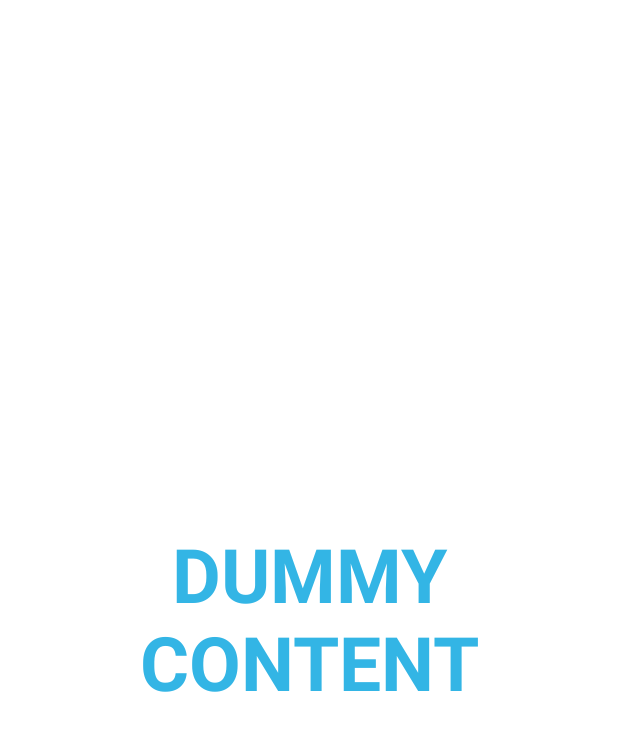
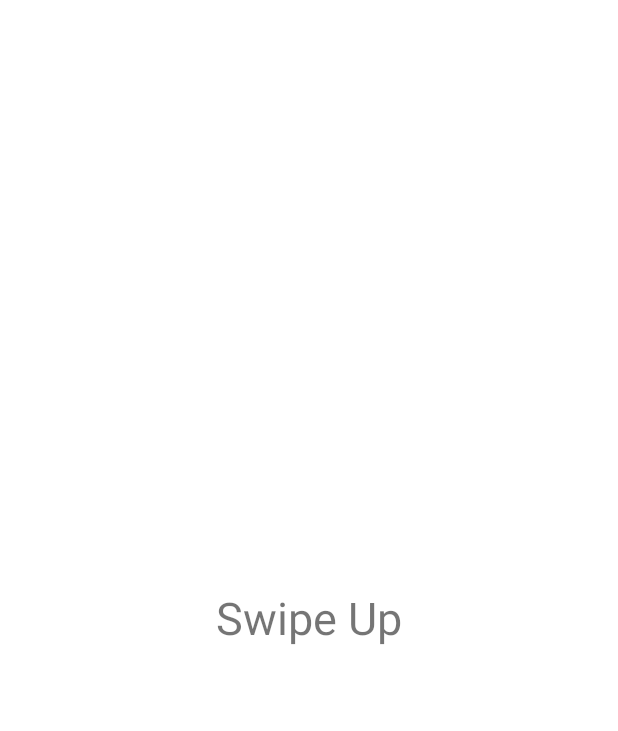
Before and after one commit to kritinelavelli/Swipe-Application, an Android app: the screen it shows after launch (FullscreenActivity), on a phone screen of 412 x 824 dp. Shown: the top 731 px of the screen. Run offline under Robolectric (Android 15) with nearby library versions, the phone set to English and light mode, and no system bars.

Commit message:
updated swipe animation

```diff
--- a/app/src/main/java/com/kritinelavelli/swipeapplication/FullscreenActivity.java
+++ b/app/src/main/java/com/kritinelavelli/swipeapplication/FullscreenActivity.java
@@ -1,10 +1,12 @@
 package com.kritinelavelli.swipeapplication;
 
 import android.annotation.SuppressLint;
+import android.graphics.Color;
 import android.support.v7.app.ActionBar;
 import android.support.v7.app.AppCompatActivity;
 import android.os.Bundle;
 import android.os.Handler;
+import android.util.DisplayMetrics;
 import android.view.MotionEvent;
 import android.view.View;
 import android.view.ViewGroup;
@@ -13,6 +15,9 @@ import android.widget.TextView;
 import java.security.Timestamp;
 import java.util.ArrayList;
 import java.util.List;
+
+import static android.graphics.Color.argb;
+import static android.util.TypedValue.COMPLEX_UNIT_PX;
 
 /**
  * An example full-screen activity that shows and hides the system UI (i.e.
@@ -39,6 +44,7 @@ public class FullscreenActivity extends AppCompatActivity {
 
     private View mContentView;
     private View mControlsView;
+    private View mfullscreen;
     private boolean mVisible;
     private class coordinates {
         float x;
@@ -50,10 +56,14 @@ public class FullscreenActivity extends AppCompatActivity {
     }
     private class swipe{
         public Long t;
+        public coordinates start;
+        public int width;
+        public int height;
         public List<coordinates> c;
         public int user;
     }
     swipe s;
+    float size;
     @Override
     protected void onCreate(Bundle savedInstanceState) {
         super.onCreate(savedInstanceState);
@@ -63,23 +73,24 @@ public class FullscreenActivity extends AppCompatActivity {
         mVisible = true;
         mControlsView = findViewById(R.id.fullscreen_content_controls);
         mContentView = findViewById(R.id.fullscreen_content);
+        mfullscreen = findViewById(R.id.fullscreen);
         ActionBar actionBar = getSupportActionBar();
         if (actionBar != null) {
             actionBar.hide();
         }
         mControlsView.setVisibility(View.GONE);
-        mControlsView.setSystemUiVisibility(View.SYSTEM_UI_FLAG_LOW_PROFILE
+
+        mfullscreen.setSystemUiVisibility(View.SYSTEM_UI_FLAG_LOW_PROFILE
                 | View.SYSTEM_UI_FLAG_FULLSCREEN
                 | View.SYSTEM_UI_FLAG_LAYOUT_STABLE
                 | View.SYSTEM_UI_FLAG_IMMERSIVE_STICKY
                 | View.SYSTEM_UI_FLAG_LAYOUT_HIDE_NAVIGATION
                 | View.SYSTEM_UI_FLAG_HIDE_NAVIGATION);
-        mContentView.setSystemUiVisibility(View.SYSTEM_UI_FLAG_LOW_PROFILE
-                | View.SYSTEM_UI_FLAG_FULLSCREEN
-                | View.SYSTEM_UI_FLAG_LAYOUT_STABLE
-                | View.SYSTEM_UI_FLAG_IMMERSIVE_STICKY
-                | View.SYSTEM_UI_FLAG_LAYOUT_HIDE_NAVIGATION
-                | View.SYSTEM_UI_FLAG_HIDE_NAVIGATION);
+//        mControlsView.setSystemUiVisibility(View.SYSTEM_UI_FLAG_LOW_PROFILE
+//                | View.SYSTEM_UI_FLAG_FULLSCREEN
+//                | View.SYSTEM_UI_FLAG_LAYOUT_STABLE
+//                | View.SYSTEM_UI_FLAG_LAYOUT_HIDE_NAVIGATION
+//                | View.SYSTEM_UI_FLAG_HIDE_NAVIGATION);
 
         // Set up the user interaction to manually show or hide the system UI.
         mContentView.setOnTouchListener(myOnTouchListener());
@@ -88,8 +99,15 @@ public class FullscreenActivity extends AppCompatActivity {
         // operations to prevent the jarring behavior of controls going away
         // while interacting with the UI.
         //findViewById(R.id.dummy_button).setOnTouchListener(mDelayHideTouchListener);
+
         s = new swipe();
         s.c = new ArrayList<coordinates>();
+        DisplayMetrics displayMetrics = new DisplayMetrics();
+        getWindowManager().getDefaultDisplay().getMetrics(displayMetrics);
+        s.height = displayMetrics.heightPixels;
+        s.width = displayMetrics.widthPixels;
+        TextView v = ((TextView)findViewById(R.id.text));
+        size = v.getTextSize();
     }
     private View.OnTouchListener myOnTouchListener() {
         return new View.OnTouchListener() {
@@ -102,18 +120,29 @@ public class FullscreenActivity extends AppCompatActivity {
                 switch (event.getAction() & MotionEvent.ACTION_MASK) {
                     case MotionEvent.ACTION_DOWN:
                         s.t = System.currentTimeMillis()/1000;
-                        s.c.add(new coordinates(x,y));
+                        s.start = new coordinates(x,y);
+//                        s.c.add(new coordinates(x,y));
                         break;
                     case MotionEvent.ACTION_MOVE:
                         s.c.add(new coordinates(x,y));
                         break;
+                    case MotionEvent.ACTION_CANCEL:
                     case MotionEvent.ACTION_UP:
-                        view.setVisibility(View.GONE);
-                        mControlsView.setVisibility(View.VISIBLE);
+                        if (y <= s.start.y) {
+                            view.setVisibility(View.GONE);
+                            mControlsView.setVisibility(View.VISIBLE);
+                        }
                         return true;
                 }
-                TextView v = ((TextView)view);
-                v.setText(""+x);
+                TextView v = ((TextView)findViewById(R.id.text));
+                float m = 3/(4*s.start.y);
+                float newsize = size*m*(y+(1/3));
+                if (y <= s.start.y) {
+                    v.setTextSize(COMPLEX_UNIT_PX, newsize);
+                    v.setAlpha(1f*m*(y+(1/3)));
+                }
+
+                v.setText(""+size*y/s.start.y);
                 return true;
             }
         };
--- a/app/src/main/res/layout/activity_fullscreen.xml
+++ b/app/src/main/res/layout/activity_fullscreen.xml
@@ -1,5 +1,6 @@
 <FrameLayout xmlns:android="http://schemas.android.com/apk/res/android"
     xmlns:tools="http://schemas.android.com/tools"
+    android:id="@+id/fullscreen"
     android:layout_width="match_parent"
     android:layout_height="match_parent"
     android:background="#ffffff"
@@ -8,45 +9,50 @@
     <!-- The primary full-screen view. This can be replaced with whatever view
          is needed to present your content, e.g. VideoView, SurfaceView,
          TextureView, etc. -->
-    <TextView android:id="@+id/fullscreen_content"
+    <RelativeLayout
+        android:id="@+id/fullscreen_content"
         android:layout_width="match_parent"
-        android:layout_height="match_parent"
-        android:keepScreenOn="true"
-        android:textColor="#33b5e5"
-        android:textStyle="bold"
-        android:textSize="50sp"
-        android:gravity="center"
-        android:text="@string/dummy_content" />
+        android:layout_height="match_parent">
 
-    <!-- This FrameLayout insets its children based on system windows using
-         android:fitsSystemWindows. -->
-    <FrameLayout android:layout_width="match_parent"
-        android:layout_height="match_parent"
-        android:fitsSystemWindows="true">
+        <TextView
+            android:id="@+id/text"
+            android:layout_width="match_parent"
+            android:layout_height="wrap_content"
+            android:layout_centerVertical="true"
+            android:padding="15sp"
+            android:text="@string/swipe_text"
+            android:textAlignment="center"
+            android:textSize="30sp" />
+    </RelativeLayout>
 
-        <LinearLayout android:id="@+id/fullscreen_content_controls"
+    <LinearLayout
+            android:id="@+id/fullscreen_content_controls"
             style="?metaButtonBarStyle"
             android:layout_width="match_parent"
-            android:layout_height="wrap_content"
+            android:layout_height="match_parent"
             android:layout_gravity="bottom|center_horizontal"
             android:background="@color/black_overlay"
             android:orientation="horizontal"
             tools:ignore="UselessParent">
 
-            <Button android:id="@+id/dummy_button"
+            <Button
+                android:id="@+id/dummy_button"
                 style="?metaButtonBarButtonStyle"
-                android:layout_width="0dp"
-                android:layout_height="wrap_content"
+                android:layout_height="match_parent"
+                android:layout_width="wrap_content"
+                android:layout_gravity="fill"
                 android:layout_weight="1"
-                android:text="@string/dummy_button" />
-            <Button android:id="@+id/dummy_button2"
+                android:text="@string/left_button" />
+
+            <Button
+                android:id="@+id/dummy_button2"
                 style="?metaButtonBarButtonStyle"
-                android:layout_width="0dp"
-                android:layout_height="wrap_content"
+                android:layout_height="match_parent"
+                android:layout_width="wrap_content"
+                android:layout_gravity="fill"
                 android:layout_weight="1"
-                android:text="@string/dummy_button" />
+                android:text="@string/right_button" />
 
-        </LinearLayout>
-    </FrameLayout>
+    </LinearLayout>
 
 </FrameLayout>
--- a/app/src/main/res/values/strings.xml
+++ b/app/src/main/res/values/strings.xml
@@ -3,4 +3,7 @@
 
     <string name="dummy_button">Dummy Button</string>
     <string name="dummy_content">DUMMY\nCONTENT</string>
+    <string name="left_button">LEFT</string>
+    <string name="right_button">RIGHT</string>
+    <string name="swipe_text">Swipe Up</string>
 </resources>
```
